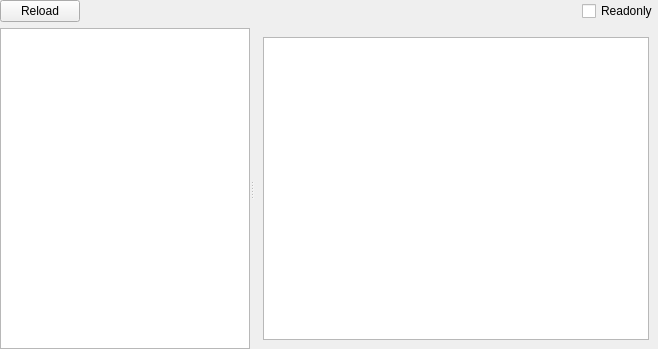
The window that PE/pewidget.ui (horsicq/FormatWidgets) describes before a commit, drawn with Qt 5.
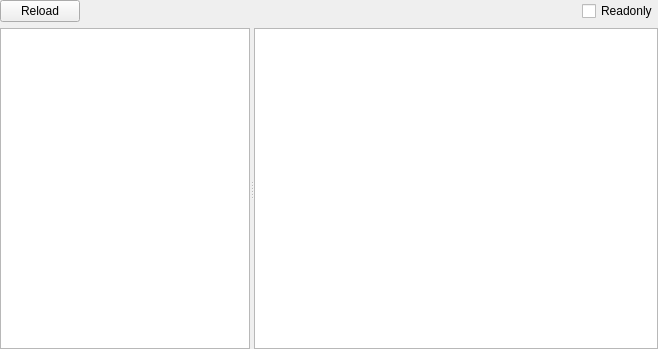
The same window after the commit. Custom widgets are drawn as their Qt base class.

Patch:
```diff
--- a/PE/pewidget.ui
+++ b/PE/pewidget.ui
@@ -92,7 +92,7 @@
      </widget>
      <widget class="QStackedWidget" name="stackedWidgetInfo">
       <property name="currentIndex">
-       <number>16</number>
+       <number>10</number>
       </property>
       <widget class="QWidget" name="page_HEX">
        <layout class="QVBoxLayout" name="verticalLayout_13">
@@ -555,6 +555,29 @@
         </item>
        </layout>
       </widget>
+      <widget class="QWidget" name="page_Resources_Manifest">
+       <layout class="QVBoxLayout" name="verticalLayout_19">
+        <property name="leftMargin">
+         <number>0</number>
+        </property>
+        <property name="topMargin">
+         <number>0</number>
+        </property>
+        <property name="rightMargin">
+         <number>0</number>
+        </property>
+        <property name="bottomMargin">
+         <number>0</number>
+        </property>
+        <item>
+         <widget class="QTextEdit" name="textEditManifest">
+          <property name="readOnly">
+           <bool>true</bool>
+          </property>
+         </widget>
+        </item>
+       </layout>
+      </widget>
       <widget class="QWidget" name="page_Exception">
        <layout class="QVBoxLayout" name="verticalLayout_16">
         <property name="leftMargin">
```
Left out of the diff: 6 changed lines with no effect on the pictures.
